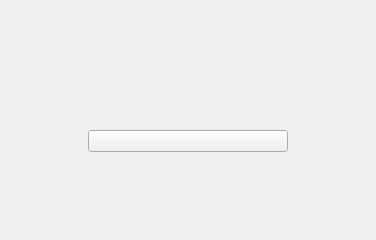
Before: the Qt Designer form src/gambitpairing/ui/pre_tournament_start.ui in gambit-devs/gambit-pairing, drawn with Qt 5.
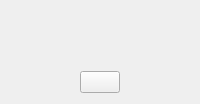
After: the same form once the commit is applied.

Patch:
```diff
--- a/src/gambitpairing/ui/pre_tournament_start.ui
+++ b/src/gambitpairing/ui/pre_tournament_start.ui
@@ -6,30 +6,18 @@
    <string>PreTournamentWidget</string>
   </property>
   <layout class="QVBoxLayout" name="main_layout">
-   <property name="spacing">
-    <number>0</number>
-   </property>
-   <property name="leftMargin">
-    <number>48</number>
-   </property>
-   <property name="topMargin">
-    <number>48</number>
-   </property>
-   <property name="rightMargin">
-    <number>48</number>
-   </property>
-   <property name="bottomMargin">
-    <number>48</number>
-   </property>
    <item>
     <spacer name="top_spacer">
      <property name="orientation">
       <enum>Qt::Vertical</enum>
      </property>
+     <property name="sizeType">
+      <enum>QSizePolicy::Expanding</enum>
+     </property>
      <property name="sizeHint" stdset="0">
       <size>
-       <width>20</width>
-       <height>40</height>
+       <width>0</width>
+       <height>0</height>
       </size>
      </property>
     </spacer>
@@ -75,30 +63,27 @@
    </item>
    <item>
     <layout class="QHBoxLayout" name="button_layout">
+     <property name="alignment">
+      <set>Qt::AlignHCenter</set>
+     </property>
      <item>
       <spacer name="button_left_spacer">
        <property name="orientation">
         <enum>Qt::Horizontal</enum>
        </property>
+       <property name="sizeType">
+        <enum>QSizePolicy::Expanding</enum>
+       </property>
        <property name="sizeHint" stdset="0">
         <size>
-         <width>40</width>
-         <height>20</height>
+         <width>0</width>
+         <height>0</height>
         </size>
        </property>
       </spacer>
      </item>
      <item>
       <widget class="QPushButton" name="btn_start">
-       <property name="class" stdset="0">
-        <string>PreTournamentButton</string>
-       </property>
-       <property name="minimumSize">
-        <size>
-         <width>200</width>
-         <height>0</height>
-        </size>
-       </property>
        <property name="text">
         <string/>
        </property>
@@ -109,10 +94,13 @@
        <property name="orientation">
         <enum>Qt::Horizontal</enum>
        </property>
+       <property name="sizeType">
+        <enum>QSizePolicy::Expanding</enum>
+       </property>
        <property name="sizeHint" stdset="0">
         <size>
-         <width>40</width>
-         <height>20</height>
+         <width>0</width>
+         <height>0</height>
         </size>
        </property>
       </spacer>
@@ -124,10 +112,13 @@
      <property name="orientation">
       <enum>Qt::Vertical</enum>
      </property>
+     <property name="sizeType">
+      <enum>QSizePolicy::Expanding</enum>
+     </property>
      <property name="sizeHint" stdset="0">
       <size>
-       <width>20</width>
-       <height>40</height>
+       <width>0</width>
+       <height>0</height>
       </size>
      </property>
     </spacer>
```
Left out of the diff: 12 changed lines with no effect on the pictures.
